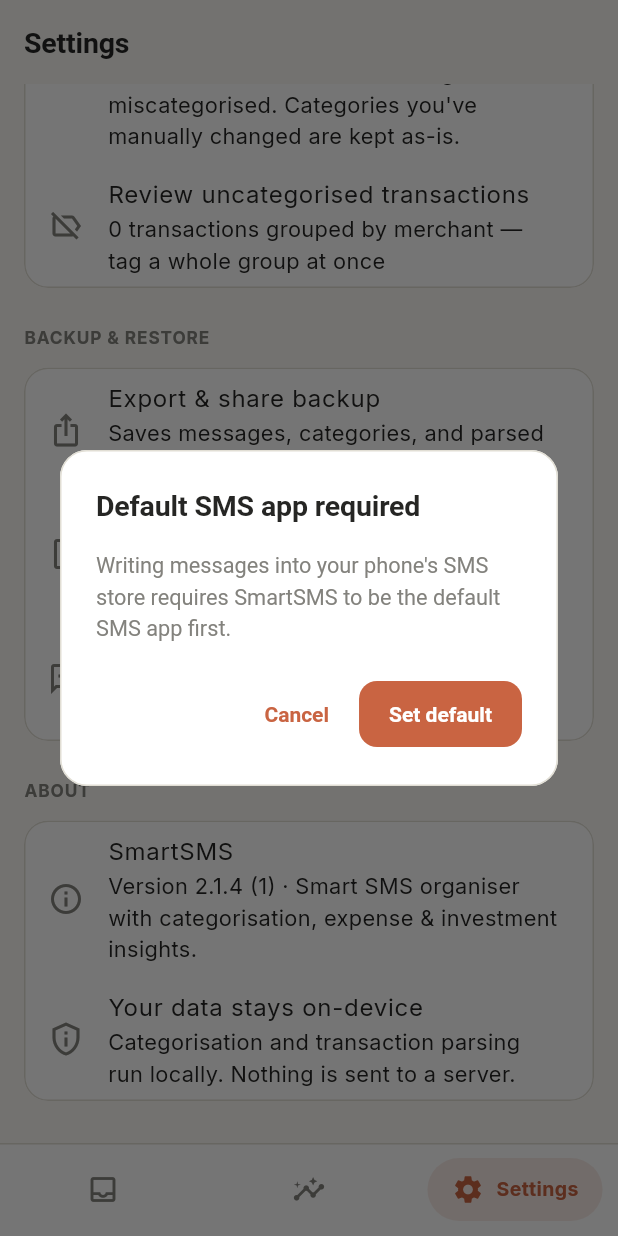
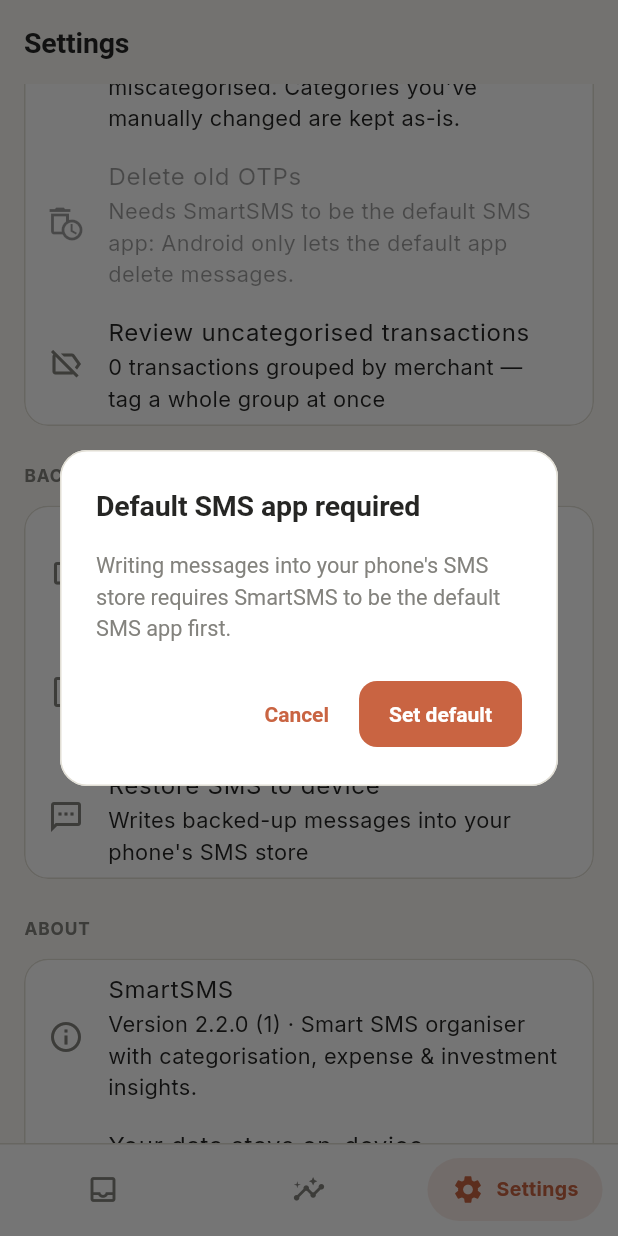
Before and after one commit to rdude1992/sms_org_c, a Flutter app: the HomeScreen screen opened directly, item 3 of the bottom bar chosen, scrolled down 1728 dp, after a tap on "Restore SMS to device", on a phone screen of 412 x 824 dp. Run offline on Flutter 3.47's test engine with Material 3 defaults, Android fonts, the phone set to English and light mode, and no system bars; our stand-ins replace fl_chart, flutter_slidable, local_auth, material_ui, package_info_plus, permission_handler and 4 more; missing offline and left inert: file_selector; accounts and stored records are empty.

Commit message:
Add "Delete old OTPs" setting; release 2.2.0
Settings → Data & sync → "Delete old OTPs": Off (default) / 1 / 7 / 30
days. Turning it on shows how many messages it deletes now, then it
cleans up at most once a day after a sync. It only removes incoming
messages the classifier itself marked as OTP: starred messages,
categories you set by hand, and anything you sent are kept. It's
disabled unless SmartSMS is the default SMS app, since Android
silently ignores deletes from any other app.

Co-Authored-By: Claude Opus 5.5 <noreply@anthropic.com>
Claude-Session: https://claude.ai/code/session_01MhG7NVKYN7HzXFgAHdQKCf

```diff
--- a/sms_organizer/lib/providers/sms_provider.dart
+++ b/sms_organizer/lib/providers/sms_provider.dart
@@ -13,6 +13,7 @@ import '../services/categorization_service.dart';
 import '../services/contact_service.dart';
 import '../services/database_service.dart';
 import '../services/insights_service.dart';
+import '../services/otp_retention.dart';
 import '../services/investment_dedup_service.dart';
 import '../services/sms_platform_service.dart';
 import '../services/spend_category_detector.dart';
@@ -326,7 +327,81 @@ class SmsProvider extends ChangeNotifier {
     await _backfillSpendCategories();
     await _applyMerchantRulesToUncategorised();
     await _applyMerchantNameRulesToUncorrected();
+    await _loadOtpRetention();
+    await _sweepOldOtps();
     _listenForIncoming();
+  }
+
+  // ---- OTP auto-delete ----
+
+  static const _otpRetentionPrefKey = 'otp_retention_days';
+  static const _lastOtpSweepPrefKey = 'last_otp_sweep_ms';
+  static const _lastOtpSweepCountPrefKey = 'last_otp_sweep_count';
+
+  /// Delete OTPs older than this many days; 0 = off (the default).
+  int otpRetentionDays = 0;
+  DateTime? lastOtpSweep;
+  int lastOtpSweepCount = 0;
+  bool _sweeping = false;
+
+  Future<void> _loadOtpRetention() async {
+    final prefs = await SharedPreferences.getInstance();
+    otpRetentionDays = prefs.getInt(_otpRetentionPrefKey) ?? 0;
+    final ms = prefs.getInt(_lastOtpSweepPrefKey);
+    lastOtpSweep = ms == null ? null : DateTime.fromMillisecondsSinceEpoch(ms);
+    lastOtpSweepCount = prefs.getInt(_lastOtpSweepCountPrefKey) ?? 0;
+  }
+
+  /// How many messages turning retention on with [days] would delete now.
+  int otpsDeletableWith(int days) =>
+      selectOtpsToDelete(_allMessages, days: days, starredIds: starredMessageIds, now: DateTime.now()).length;
+
+  /// Saves the setting and, when turning it on, cleans up right away.
+  /// Returns how many messages were deleted.
+  Future<int> setOtpRetentionDays(int days) async {
+    otpRetentionDays = days;
+    notifyListeners();
+    final prefs = await SharedPreferences.getInstance();
+    await prefs.setInt(_otpRetentionPrefKey, days);
+    return days > 0 ? _sweepOldOtps(force: true) : 0;
+  }
+
+  /// Deletes OTPs past the retention window, at most once a day (or now when
+  /// [force]). Only works as the default SMS app: Android silently ignores
+  /// deletes from any other app, so it doesn't even try otherwise.
+  Future<int> _sweepOldOtps({bool force = false}) async {
+    if (_sweeping || otpRetentionDays <= 0 || !isDefaultSmsApp) return 0;
+    final now = DateTime.now();
+    if (!force && lastOtpSweep != null && now.difference(lastOtpSweep!) < const Duration(days: 1)) {
+      return 0;
+    }
+    _sweeping = true;
+    try {
+      final prefs = await SharedPreferences.getInstance();
+      // Recorded before deleting: the refresh below re-enters here, and the
+      // timestamp is what stops it sweeping again.
+      lastOtpSweep = now;
+      await prefs.setInt(_lastOtpSweepPrefKey, now.millisecondsSinceEpoch);
+      final victims = selectOtpsToDelete(
+        _allMessages,
+        days: otpRetentionDays,
+        starredIds: starredMessageIds,
+        now: now,
+      );
+      var deleted = 0;
+      if (victims.isNotEmpty) {
+        deleted = await _platform.deleteMessages([for (final m in victims) m.id]);
+      }
+      lastOtpSweepCount = deleted;
+      await prefs.setInt(_lastOtpSweepCountPrefKey, deleted);
+      if (deleted > 0) await refresh();
+      notifyListeners();
+      return deleted;
+    } catch (_) {
+      return 0;
+    } finally {
+      _sweeping = false;
+    }
   }
 
   /// Best-effort: an empty result (no permission, single-SIM device) just
@@ -813,6 +888,9 @@ class SmsProvider extends ChangeNotifier {
       error = null;
       _invalidateDerived();
       await _checkBudgetAlerts();
+      // Not awaited: it may call refresh() itself, which would wait on this
+      // very refresh to finish.
+      unawaited(_sweepOldOtps());
     } catch (e) {
       state = LoadState.error;
       error = e.toString();
--- a/sms_organizer/lib/screens/settings_screen.dart
+++ b/sms_organizer/lib/screens/settings_screen.dart
@@ -8,8 +8,10 @@ import '../providers/notification_settings_provider.dart';
 import '../providers/security_settings_provider.dart';
 import '../providers/sms_provider.dart';
 import '../providers/theme_provider.dart';
+import '../services/otp_retention.dart';
 import '../services/sms_platform_service.dart';
 import '../theme/app_colors.dart';
+import '../utils/formatters.dart';
 import '../widgets/ui/grouped_card.dart';
 import 'uncategorised_review_screen.dart';
 
@@ -196,6 +198,21 @@ class _SettingsScreenState extends State<SettingsScreen> with WidgetsBindingObse
                 onTap: () => _confirmRecalculate(context),
               ),
               ListTile(
+                leading: const Icon(Icons.auto_delete_outlined),
+                title: const Text('Delete old OTPs'),
+                enabled: smsProvider.isDefaultSmsApp,
+                subtitle: Text(
+                  !smsProvider.isDefaultSmsApp
+                      ? 'Needs SmartSMS to be the default SMS app: Android only lets the default app delete messages.'
+                      : smsProvider.otpRetentionDays == 0
+                          ? 'Off'
+                          : 'Older than ${_retentionLabel(smsProvider.otpRetentionDays)}'
+                              '${smsProvider.lastOtpSweep == null ? '' : ' · last cleanup ${Formatters.dayMonth(smsProvider.lastOtpSweep!)}: '
+                                  '${smsProvider.lastOtpSweepCount} deleted'}',
+                ),
+                onTap: () => _chooseOtpRetention(context),
+              ),
+              ListTile(
                 leading: const Icon(Icons.label_off_outlined),
                 title: const Text('Review uncategorised transactions'),
                 subtitle: Text(
@@ -380,6 +397,65 @@ class _SettingsScreenState extends State<SettingsScreen> with WidgetsBindingObse
   /// (risking duplicates if the backup came from this same device) or wipe
   /// the store first and replace it entirely, with a second, explicit
   /// confirmation before anything destructive happens.
+  static String _retentionLabel(int days) => days == 1 ? '1 day' : '$days days';
+
+  /// Picks an OTP retention window. Turning it on (or shortening it) first
+  /// shows how many messages that deletes right now.
+  Future<void> _chooseOtpRetention(BuildContext context) async {
+    final provider = context.read<SmsProvider>();
+    final picked = await showDialog<int>(
+      context: context,
+      builder: (ctx) => SimpleDialog(
+        title: const Text('Delete OTPs older than'),
+        children: [
+          for (final days in kOtpRetentionChoices)
+            ListTile(
+              title: Text(days == 0 ? 'Off (keep all)' : _retentionLabel(days)),
+              trailing: provider.otpRetentionDays == days ? const Icon(Icons.check) : null,
+              onTap: () => Navigator.pop(ctx, days),
+            ),
+          const Padding(
+            padding: EdgeInsets.fromLTRB(24, 8, 24, 0),
+            child: Text(
+              'Only messages detected as OTPs. Starred messages, ones you re-categorised '
+              'yourself, and anything you sent are never deleted.',
+              style: TextStyle(fontSize: 12),
+            ),
+          ),
+        ],
+      ),
+    );
+    if (picked == null || picked == provider.otpRetentionDays || !context.mounted) return;
+
+    if (picked > 0) {
+      final count = provider.otpsDeletableWith(picked);
+      if (count > 0) {
+        final ok = await showDialog<bool>(
+          context: context,
+          builder: (ctx) => AlertDialog(
+            title: const Text('Delete old OTPs?'),
+            content: Text(
+              'This permanently deletes $count OTP message${count == 1 ? '' : 's'} older than '
+              '${_retentionLabel(picked)} now, then keeps cleaning up once a day.',
+            ),
+            actions: [
+              TextButton(onPressed: () => Navigator.pop(ctx, false), child: const Text('Cancel')),
+              FilledButton(onPressed: () => Navigator.pop(ctx, true), child: const Text('Delete')),
+            ],
+          ),
+        );
+        if (ok != true || !context.mounted) return;
+      }
+    }
+    final deleted = await provider.setOtpRetentionDays(picked);
+    if (!context.mounted) return;
+    ScaffoldMessenger.of(context).showSnackBar(SnackBar(
+      content: Text(picked == 0
+          ? 'OTP auto-delete is off.'
+          : 'Deleted $deleted old OTP${deleted == 1 ? '' : 's'}.'),
+    ));
+  }
+
   Future<void> _restoreToDeviceStore(BuildContext context) async {
     final provider = context.read<SmsProvider>();
 
--- a/sms_organizer/pubspec.yaml
+++ b/sms_organizer/pubspec.yaml
@@ -1,7 +1,7 @@
 name: sms_organizer
 description: SmartSMS — smart SMS organiser with categorisation, expense & investment insights.
 publish_to: 'none'
-version: 2.1.4
+version: 2.2.0
 
 environment:
   sdk: ^3.13.0
```
Also changed, not shown: sms_organizer/lib/services/otp_retention.dart (added, +30 -0 lines), 1 other file.
